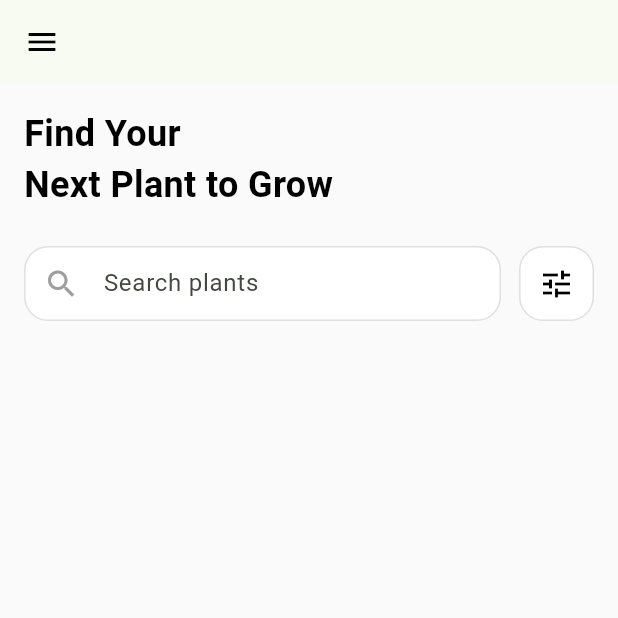
After one commit to sink007/Grow-A-Ting-Capstone-, a Flutter app: the FindPlantsPage screen opened by its route, on a phone screen of 412 x 824 dp, the top half of it. The commit adds this screen. Run offline on Flutter 3.47's test engine with Material 3 defaults, Android fonts, the phone set to English and light mode, and no system bars; our stand-ins replace flutter_dotenv, location, supabase_flutter; accounts and stored records are empty.

Commit message:
heading + search bar

```diff
--- a/lib/main.dart
+++ b/lib/main.dart
@@ -1,5 +1,6 @@
 
 import 'package:flutter/material.dart';
+import 'package:grow_a_ting/ui/plants/find_plants.dart';
 import 'package:supabase_flutter/supabase_flutter.dart';
 import 'ui/auth/login_page.dart';
 import 'ui/auth/signup_page.dart';
@@ -29,6 +30,7 @@ class MyApp extends StatelessWidget {
     return MaterialApp(
       title: 'Yaad Garden',
       theme: ThemeData(
+        scaffoldBackgroundColor: const Color(0xFFFAFAFA),
         colorScheme: ColorScheme.fromSeed(seedColor: Colors.green),
         useMaterial3: true,
       ),
@@ -38,6 +40,7 @@ class MyApp extends StatelessWidget {
         '/login': (context) => const LoginPage(),
         '/signup': (context) => const SignupPage(),
         '/home': (context) => const HomePage(),
+        '/plants/find': (context) => const FindPlantsPage(),
       },
     );
   }
--- a/lib/ui/auth/login_page.dart
+++ b/lib/ui/auth/login_page.dart
@@ -114,7 +114,7 @@ class _LoginPageState extends State<LoginPage> {
   @override
   Widget build(BuildContext context) {
     return Scaffold(
-      backgroundColor: Colors.white,
+      // backgroundColor: Colors.white,
       body: Center(
         child: SingleChildScrollView(
           child: Padding(
--- a/lib/ui/auth/signup_page.dart
+++ b/lib/ui/auth/signup_page.dart
@@ -98,7 +98,7 @@ class _SignupPageState extends State<SignupPage> {
   @override
   Widget build(BuildContext context) {
     return Scaffold(
-      backgroundColor: Colors.white,
+      // backgroundColor: Colors.white,
       body: Center(
         child: SingleChildScrollView(
           child: Padding(
--- /dev/null
+++ b/lib/ui/plants/find_plants.dart
@@ -0,0 +1,86 @@
+import 'package:flutter/material.dart';
+
+class FindPlantsPage extends StatelessWidget {
+  const FindPlantsPage({super.key});
+
+  @override
+  Widget build(BuildContext context) {
+    return Scaffold(
+      appBar: AppBar(
+        titleSpacing: 0,
+        // backgroundColor: Colors.white,
+        elevation: 0,
+        leading: IconButton(
+          icon: const Icon(Icons.menu, color: Colors.black),
+          onPressed: () {},
+        ),
+      ),
+      // backgroundColor: Colors.white,
+      body: Padding(
+        padding: const EdgeInsets.all(16),
+        child: Column(
+          crossAxisAlignment: CrossAxisAlignment.start,
+          children: [
+            // Heading
+            const Text(
+              'Find Your',
+              style: TextStyle(
+                fontSize: 24,
+                fontWeight: FontWeight.w600,
+                color: Colors.black,
+              ),
+            ),
+            const Text(
+              'Next Plant to Grow',
+              style: TextStyle(
+                fontSize: 24,
+                fontWeight: FontWeight.w600,
+                color: Colors.black,
+              ),
+            ),
+            const SizedBox(height: 24),
+
+            // Search and filter row
+            Row(
+              children: [
+                // Search bar
+                Expanded(
+                  child: Container(
+                    padding: const EdgeInsets.symmetric(horizontal: 12),
+                    decoration: BoxDecoration(
+                      color: Colors.white,
+                      borderRadius: BorderRadius.circular(16),
+                      border: Border.all(color: Colors.grey.shade300),
+                    ),
+                    child: const TextField(
+                      decoration: InputDecoration(
+                        icon: Icon(Icons.search, color: Colors.grey),
+                        hintText: 'Search plants',
+                        border: InputBorder.none,
+                      ),
+                    ),
+                  ),
+                ),
+                const SizedBox(width: 12),
+
+                // Filter button
+                Container(
+                  padding: const EdgeInsets.all(12),
+                  decoration: BoxDecoration(
+                    color: Colors.white,
+                    border: Border.all(color: Colors.grey.shade300),
+                    borderRadius: BorderRadius.circular(16),
+                  ),
+                  child: const Icon(
+                    Icons.tune, // Filter icon
+                    color: Colors.black,
+                  ),
+                ),
+              ],
+            ),
+          ],
+        ),
+      ),
+    );
+  }
+}
--- a/pubspec.yaml
+++ b/pubspec.yaml
@@ -70,6 +70,7 @@ flutter:
   # To add assets to your application, add an assets section, like this:
   assets:
     - .env
+    - assets/images/
   #   - images/a_dot_ham.jpeg
 
   # An image asset can refer to one or more resolution-specific "variants", see
```
Also changed, not shown: lib/ui/home/home_page.dart (+111 -20 lines), assets/images/potted-plants.png (added).
